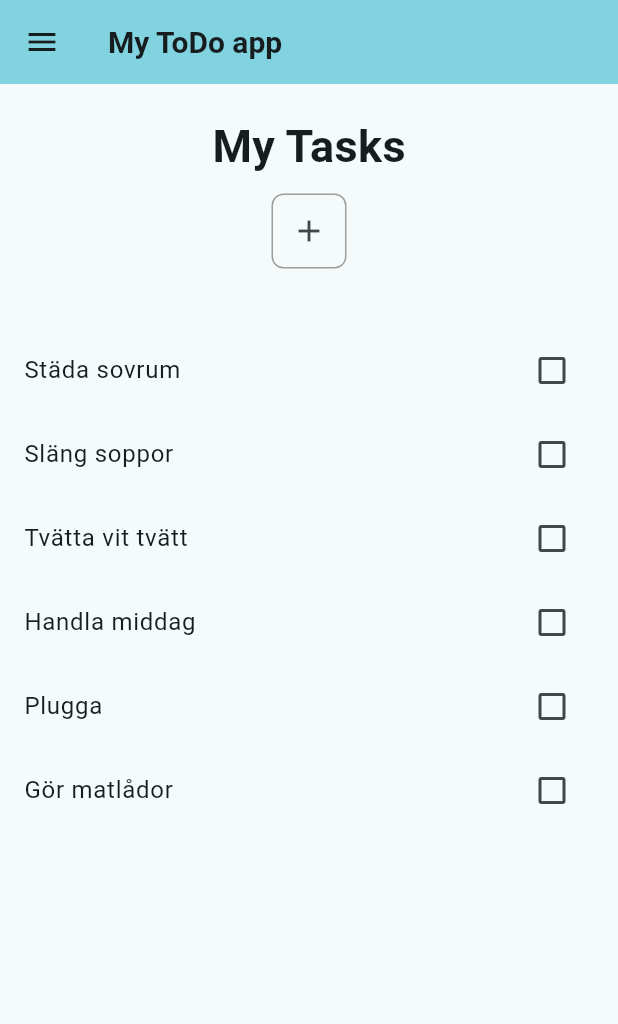
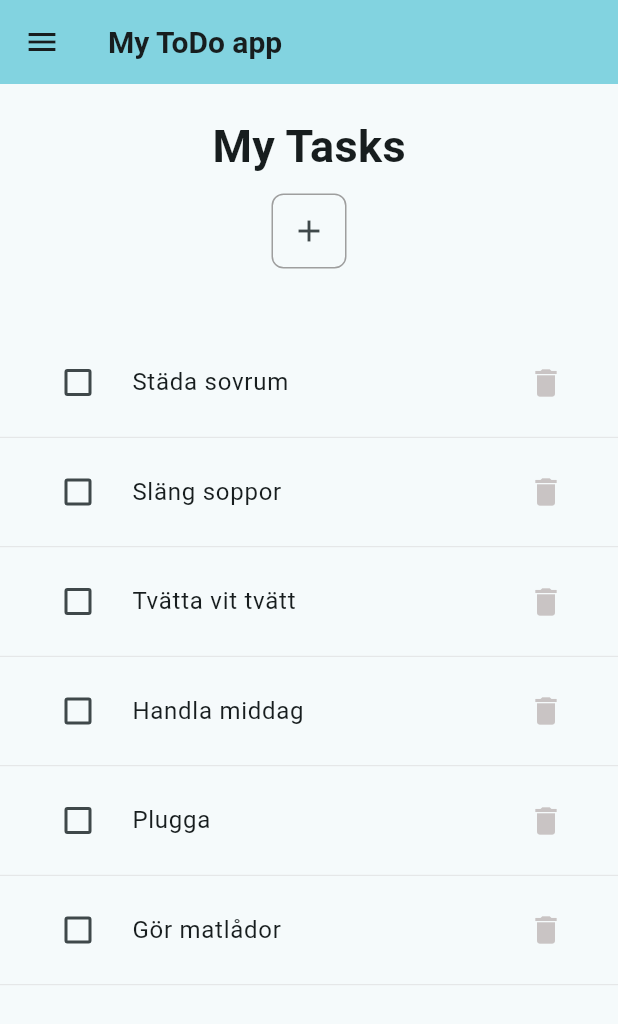
Before and after one commit to gu-tig333-ht25/gusborelz, a Flutter app: the screen it shows after launch, on a phone screen of 412 x 824 dp. Shown: the top 1024 px of the screen. Run offline on Flutter 3.47's test engine with Material 3 defaults, Android fonts, the phone set to English and light mode, and no system bars.

Commit message:
Andra sparing steg 1

```diff
--- a/lib/main.dart
+++ b/lib/main.dart
@@ -91,7 +91,7 @@ appBar: AppBar(
         title: Text('Done'),
       ),
         ListTile(
-          title: Text('AllDone'),
+          title: Text('Undone'),
       ),
     ],
   ),
@@ -179,7 +179,14 @@ Expanded(
   child: ListView.builder(
     itemCount: tasks.length,
 itemBuilder: (context, index) {
-      return CheckboxListTile(
+  return Column(
+    children: [
+      ListTile(
+        title: Row(
+          mainAxisAlignment: MainAxisAlignment.spaceBetween,
+          children: [
+            Expanded(
+              child: CheckboxListTile(
                 title: Text(tasks[index].name),
                 value: tasks[index].isDone,
                 onChanged: (bool? value) {
@@ -187,8 +194,29 @@ Expanded(
                     tasks[index].isDone = value!;
                   });
                 },
+                controlAffinity: ListTileControlAffinity.leading,
+              ),
+            ),
+            IconButton(
+              icon: const Icon(Icons.delete, color: Color.fromARGB(255, 201, 196, 196)),
+              onPressed: () {
+                setState(() {
+                  tasks.removeAt(index);
+                });
+              },
+            ),
+          ],
+        ),
+      ),
+      const Divider(
+        color: Color.fromARGB(255, 220, 220, 220), // Ljusgrå färg
+        thickness: 0.5, // Tunt streck
+        height: 1, // Litet mellanrum
+      ),
+    ],
   );
 },
+
   ),
 ),
   ],
```
Lines whose indentation alone changed are shown as unchanged.
